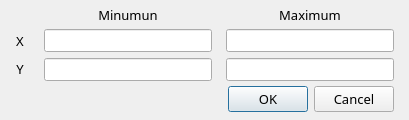
Old version of the form qeframeworkSup/project/common/QETwinScaleSelectDialog.ui in the repository qtepics/qeframework.
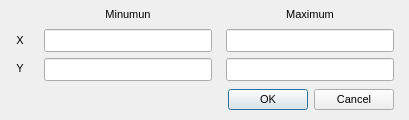
New version of the form.

Commit message: Remove explicit Sans Serif property selection of the default font familiy and size. This help with Qt6 which has a diffent default.

```diff
--- a/qeframeworkSup/project/common/QETwinScaleSelectDialog.ui
+++ b/qeframeworkSup/project/common/QETwinScaleSelectDialog.ui
@@ -24,7 +24,6 @@
   </property>
   <property name="font">
    <font>
-    <family>Sans Serif</family>
     <pointsize>8</pointsize>
    </font>
   </property>
@@ -61,11 +60,6 @@
        <height>17</height>
       </size>
      </property>
-     <property name="font">
-      <font>
-       <pointsize>10</pointsize>
-      </font>
-     </property>
      <property name="text">
       <string>Maximum</string>
      </property>
@@ -109,11 +103,6 @@
        <height>17</height>
       </size>
      </property>
-     <property name="font">
-      <font>
-       <pointsize>10</pointsize>
-      </font>
-     </property>
      <property name="text">
       <string>Y</string>
      </property>
@@ -157,11 +146,6 @@
        <height>17</height>
       </size>
      </property>
-     <property name="font">
-      <font>
-       <pointsize>10</pointsize>
-      </font>
-     </property>
      <property name="text">
       <string>X</string>
      </property>
@@ -226,11 +210,6 @@
        <height>16777215</height>
       </size>
      </property>
-     <property name="font">
-      <font>
-       <pointsize>10</pointsize>
-      </font>
-     </property>
      <property name="standardButtons">
       <set>QDialogButtonBox::Cancel|QDialogButtonBox::Ok</set>
      </property>
@@ -250,11 +229,6 @@
        <height>17</height>
       </size>
      </property>
-     <property name="font">
-      <font>
-       <pointsize>10</pointsize>
-      </font>
-     </property>
      <property name="text">
       <string>Minumun</string>
      </property>
```
Left out of the diff: 20 changed lines with no effect on the pictures. The commit also changes 5 other files.
